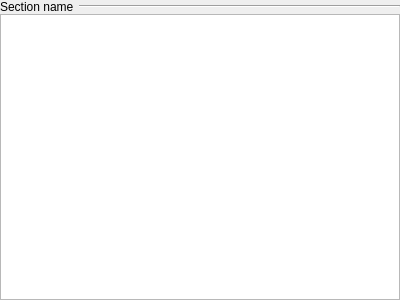
The window that GUI/Section.ui (vt4a2h/uml-tool) describes before a commit, drawn with Qt 5.
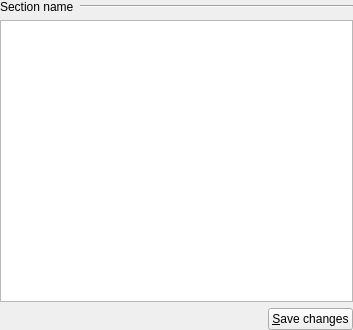
The same window after the commit.

Commit message: Added separate button to save section changes

Patch:
```diff
--- a/GUI/Section.ui
+++ b/GUI/Section.ui
@@ -6,17 +6,14 @@
    <rect>
     <x>0</x>
     <y>0</y>
-    <width>400</width>
-    <height>300</height>
+    <width>353</width>
+    <height>330</height>
    </rect>
   </property>
   <property name="windowTitle">
    <string>Form</string>
   </property>
-  <layout class="QVBoxLayout" name="verticalLayout">
-   <property name="spacing">
-    <number>0</number>
-   </property>
+  <layout class="QVBoxLayout" name="verticalLayout_2">
    <property name="leftMargin">
     <number>0</number>
    </property>
@@ -32,7 +29,7 @@
    <item>
     <layout class="QHBoxLayout" name="horizontalLayout">
      <property name="spacing">
-      <number>5</number>
+      <number>6</number>
      </property>
      <item>
       <widget class="QLabel" name="lblSectionName">
@@ -63,7 +60,55 @@
     </layout>
    </item>
    <item>
-    <widget class="QPlainTextEdit" name="pteEditor"/>
+    <widget class="QWidget" name="wgtSection" native="true">
+     <layout class="QVBoxLayout" name="verticalLayout">
+      <property name="spacing">
+       <number>6</number>
+      </property>
+      <property name="leftMargin">
+       <number>0</number>
+      </property>
+      <property name="topMargin">
+       <number>0</number>
+      </property>
+      <property name="rightMargin">
+       <number>0</number>
+      </property>
+      <property name="bottomMargin">
+       <number>0</number>
+      </property>
+      <item>
+       <widget class="QPlainTextEdit" name="pteEditor"/>
+      </item>
+      <item>
+       <layout class="QHBoxLayout" name="horizontalLayout_2">
+        <item>
+         <spacer name="horizontalSpacer">
+          <property name="orientation">
+           <enum>Qt::Horizontal</enum>
+          </property>
+          <property name="sizeHint" stdset="0">
+           <size>
+            <width>40</width>
+            <height>20</height>
+           </size>
+          </property>
+         </spacer>
+        </item>
+        <item>
+         <widget class="QPushButton" name="pbSave">
+          <property name="text">
+           <string>&amp;Save changes</string>
+          </property>
+          <property name="shortcut">
+           <string>Ctrl+Shift+S</string>
+          </property>
+         </widget>
+        </item>
+       </layout>
+      </item>
+     </layout>
+    </widget>
    </item>
   </layout>
   <action name="actionSave">
```
Left out of the diff: 8 changed lines with no effect on the pictures. The commit also changes 1 other file.
